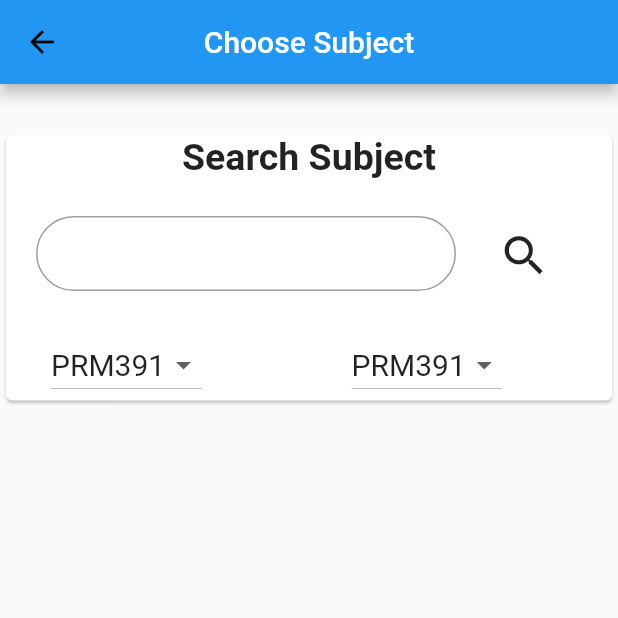
After one commit to redore1234/PRMProject, a Flutter app: the SearchSubjectPage screen opened directly, on a phone screen of 412 x 824 dp, the top half of it. The commit adds this screen. Run offline on Flutter 3.47's test engine with Material 2 defaults, Android fonts, the phone set to English and light mode, and no system bars; our stand-ins replace firebase_auth, firebase_core, google_sign_in; missing offline and left inert: switcher; accounts and stored records are empty.

Commit message:
add search subject

```diff
--- a/lib/main.dart
+++ b/lib/main.dart
@@ -1,7 +1,7 @@
 import 'package:flutter/material.dart';
 import 'package:project/screen/login/login.dart';
 import 'package:firebase_core/firebase_core.dart';
-//import 'package:project/screen/subject/dropdown_semester.dart';
+//import 'package:project/screen/search_subject/search_subject.dart';
 
 void main() async {
   WidgetsFlutterBinding.ensureInitialized();
@@ -18,7 +18,7 @@ class MyApp extends StatelessWidget {
         primarySwatch: Colors.blue,
       ),
       home: LoginScreen(),
-      //home: DropDown(),
+      //home: SearchSubjectPage(),
     );
   }
 }
--- a/lib/screen/add_subject/add_subject.dart
+++ b/lib/screen/add_subject/add_subject.dart
@@ -24,7 +24,9 @@ class _AddSubjectPageState extends State<AddSubjectPage> {
 
   @override
   Widget build(BuildContext context) {
+    final _formKey = GlobalKey<FormState>();
     Size size = MediaQuery.of(context).size;
+
     return SafeArea(
         child: Scaffold(
       appBar: AppBar(
@@ -43,6 +45,7 @@ class _AddSubjectPageState extends State<AddSubjectPage> {
       ),
       body: SingleChildScrollView(
           child: Form(
+              key: _formKey,
               child: Column(
                 mainAxisAlignment: MainAxisAlignment.spaceBetween,
                 children: [
@@ -58,7 +61,9 @@ class _AddSubjectPageState extends State<AddSubjectPage> {
                       SizedBox(
                         width: 125,
                       ),
-              DropDown(arrayList: ['PRM391', 'SWD392'], valueSelected: 'PRM391')
+                      DropDown(
+                          arrayList: ['PRM391', 'SWD392'],
+                          valueSelected: 'PRM391')
                     ],
                   ),
                   SizedBox(
@@ -73,7 +78,9 @@ class _AddSubjectPageState extends State<AddSubjectPage> {
                       SizedBox(
                         width: 143,
                       ),
-              DropDown(arrayList: ['PRM391', 'SWD392'], valueSelected: 'PRM391')
+                      DropDown(
+                          arrayList: ['PRM391', 'SWD392'],
+                          valueSelected: 'PRM391')
                     ],
                   ),
                   SizedBox(
@@ -88,7 +95,9 @@ class _AddSubjectPageState extends State<AddSubjectPage> {
                       SizedBox(
                         width: 110,
                       ),
-              DropDown(arrayList: ['PRM391', 'SWD392'], valueSelected: 'PRM391')
+                      DropDown(
+                          arrayList: ['PRM391', 'SWD392'],
+                          valueSelected: 'PRM391')
                     ],
                   ),
                   SizedBox(
@@ -103,7 +112,9 @@ class _AddSubjectPageState extends State<AddSubjectPage> {
                       SizedBox(
                         width: 125,
                       ),
-              DropDown(arrayList: ['PRM391', 'SWD392'], valueSelected: 'PRM391')
+                      DropDown(
+                          arrayList: ['PRM391', 'SWD392'],
+                          valueSelected: 'PRM391')
                     ],
                   ),
                   SizedBox(
@@ -209,7 +220,8 @@ class _AddSubjectPageState extends State<AddSubjectPage> {
                       child: FlatButton(
                         shape: RoundedRectangleBorder(
                             borderRadius: BorderRadius.circular(30.0)),
-                padding: EdgeInsets.symmetric(vertical: 20, horizontal: 40),
+                        padding:
+                            EdgeInsets.symmetric(vertical: 20, horizontal: 40),
                         color: Colors.orangeAccent,
                         onPressed: () {},
                         child: Text(
--- /dev/null
+++ b/lib/screen/search_subject/search_subject.dart
@@ -0,0 +1,106 @@
+import 'package:flutter/material.dart';
+import 'package:project/global/dropdown.dart';
+
+class SearchSubjectPage extends StatefulWidget {
+  _SearchSubjectPageState createState() => _SearchSubjectPageState();
+}
+
+class _SearchSubjectPageState extends State<SearchSubjectPage> {
+  @override
+  Widget build(BuildContext context) {
+    final _formKey = GlobalKey<FormState>();
+    final searchSubjectController = TextEditingController();
+
+    return SafeArea(
+        child: Scaffold(
+      appBar: AppBar(
+        leading: IconButton(
+          icon: Icon(
+            Icons.arrow_back,
+            color: Colors.black,
+          ),
+          onPressed: () => Navigator.of(context).pop(),
+        ),
+        title: Text(
+          'Choose Subject',
+          style: TextStyle(fontSize: 20),
+        ),
+        centerTitle: true,
+      ),
+      body: Column(
+        children: [
+          SizedBox(
+            height: 30,
+          ),
+          Form(
+              key: _formKey,
+              child: Card(
+                child: Column(
+                  children: [
+                    Row(
+                      mainAxisAlignment: MainAxisAlignment.center,
+                      children: [
+                        Text(
+                          'Search Subject',
+                          style: TextStyle(
+                              fontSize: 25, fontWeight: FontWeight.bold),
+                        ),
+                      ],
+                    ),
+                    SizedBox(
+                      height: 25,
+                    ),
+                    Row(
+                      children: [
+                        SizedBox(
+                          width: 20,
+                        ),
+                        SizedBox(
+                            height: 50,
+                            width: 280,
+                            child: TextFormField(
+                              controller: searchSubjectController,
+                              decoration: InputDecoration(
+                                  fillColor: Colors.white,
+                                  border: new OutlineInputBorder(
+                                    borderRadius:
+                                        new BorderRadius.circular(25.0),
+                                    borderSide: new BorderSide(),
+                                  )),
+                            )),
+                        SizedBox(
+                          width: 20,
+                        ),
+                        IconButton(
+                            onPressed: () {},
+                            icon: Icon(
+                              Icons.search_outlined,
+                              size: 35,
+                            ))
+                      ],
+                    ),
+                    SizedBox(
+                      height: 25,
+                    ),
+                    Row(
+                      children: [
+                        SizedBox(
+                          width: 30,
+                        ),
+                        DropDown(
+                            arrayList: ['PRM391', 'SWD392'],
+                            valueSelected: 'PRM391'),
+                        SizedBox(width: 100),
+                        DropDown(
+                            arrayList: ['PRM391', 'SWD392'],
+                            valueSelected: 'PRM391'),
+                      ],
+                    ),
+                  ],
+                ),
+              ))
+        ],
+      ),
+    ));
+  }
+}
--- a/lib/screen/update_subject/update_subject.dart
+++ b/lib/screen/update_subject/update_subject.dart
@@ -27,6 +27,7 @@ class _UpdateSubjectPageState extends State<UpdateSubjectPage> {
   @override
   Widget build(BuildContext content) {
     Size size = MediaQuery.of(context).size;
+    final _formKey = GlobalKey<FormState>();
 
     return SafeArea(
         child: Scaffold(
@@ -47,6 +48,7 @@ class _UpdateSubjectPageState extends State<UpdateSubjectPage> {
             ),
             body: SingleChildScrollView(
                 child: Form(
+              key: _formKey,
               child: Column(
                 children: [
                   SizedBox(
--- a/pubspec.yaml
+++ b/pubspec.yaml
@@ -32,6 +32,7 @@ dependencies:
   provider: ^5.0.0
   firebase_auth: ^1.3.0
   switcher: ^1.0.0
+  http: ^0.13.3
 
 dev_dependencies:
   flutter_test:
```
Also changed, not shown: pubspec.lock. Lines whose indentation alone changed are shown as unchanged.
